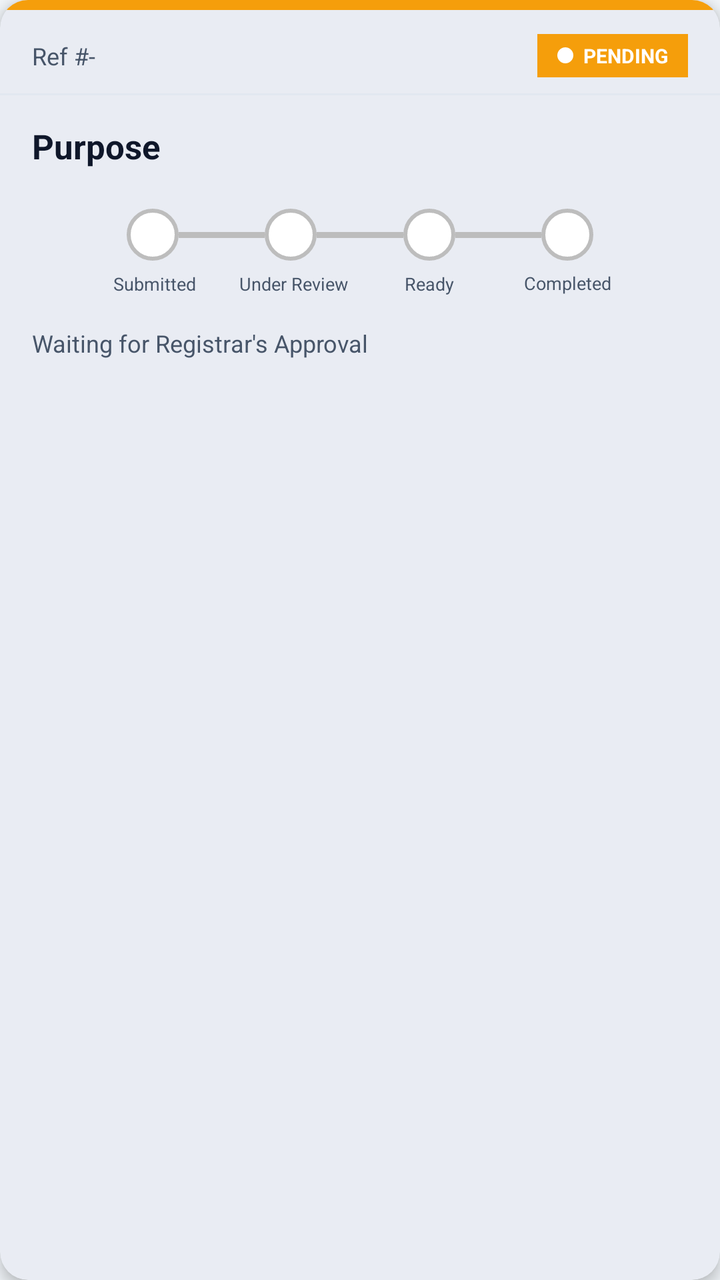
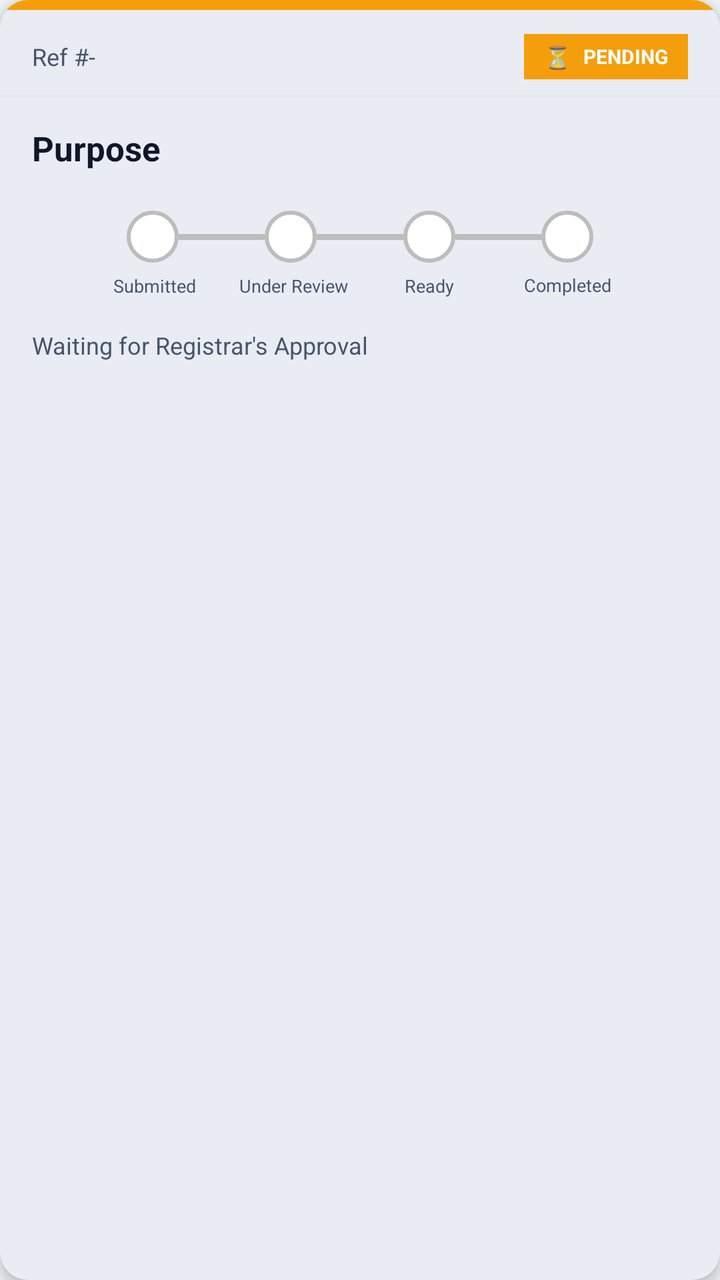

Two renders of the same Android screen: before a commit and after it. Below are the layout's source before the change and the commit's diff.
<!-- AndroidManifest.xml: application theme Theme.RegistrarAppointmentSystem -->
<!-- res/layout/item_appointment_card.xml -->
<?xml version="1.0" encoding="utf-8"?>
<com.google.android.material.card.MaterialCardView
    xmlns:android="http://schemas.android.com/apk/res/android"
    xmlns:app="http://schemas.android.com/apk/res-auto"
    xmlns:tools="http://schemas.android.com/tools"
    android:layout_width="match_parent"
    android:layout_height="wrap_content"
    android:layout_marginBottom="12dp"
    android:layout_marginStart="4dp"
    android:layout_marginEnd="4dp"
    app:cardCornerRadius="14dp"
    app:cardElevation="4dp"
    app:cardBackgroundColor="@color/surface_white"
    app:strokeWidth="0dp">

    <LinearLayout
        android:layout_width="match_parent"
        android:layout_height="wrap_content"
        android:orientation="vertical">

        
        <View
            android:id="@+id/viewStatusStrip"
            android:layout_width="match_parent"
            android:layout_height="5dp"
            android:background="@color/status_pending" />

        
        <LinearLayout
            android:layout_width="match_parent"
            android:layout_height="wrap_content"
            android:orientation="horizontal"
            android:gravity="center_vertical"
            android:paddingStart="16dp"
            android:paddingEnd="16dp"
            android:paddingTop="12dp"
            android:paddingBottom="8dp">

            <TextView
                android:id="@+id/textRefId"
                android:layout_width="0dp"
                android:layout_height="wrap_content"
                android:layout_weight="1"
                android:text="Ref #-"
                android:textColor="@color/text_secondary"
                android:textSize="12sp" />

            
            <LinearLayout
                android:layout_width="wrap_content"
                android:layout_height="wrap_content"
                android:orientation="horizontal"
                android:gravity="center_vertical"
                android:paddingStart="10dp"
                android:paddingEnd="10dp"
                android:paddingTop="4dp"
                android:paddingBottom="4dp"
                android:background="@color/status_pending"
                android:id="@+id/statusBadgeLayout">

                <TextView
                    android:id="@+id/textStatusDot"
                    android:layout_width="8dp"
                    android:layout_height="8dp"
                    android:background="@drawable/step_circle_done"
                    android:backgroundTint="@color/white"
                    android:layout_marginEnd="5dp" />

                <TextView
                    android:id="@+id/textStatus"
                    android:layout_width="wrap_content"
                    android:layout_height="wrap_content"
                    android:text="PENDING"
                    android:textStyle="bold"
                    android:textSize="10sp"
                    android:textColor="@color/white" />

            </LinearLayout>

        </LinearLayout>

        
        <View
            android:layout_width="match_parent"
            android:layout_height="1dp"
            android:background="@color/divider_light" />

        
        <TextView
            android:id="@+id/textPurpose"
            android:layout_width="match_parent"
            android:layout_height="wrap_content"
            android:text="Purpose"
            android:textColor="@color/text_primary"
            android:textSize="17sp"
            android:textStyle="bold"
            android:paddingStart="16dp"
            android:paddingEnd="16dp"
            android:paddingTop="14dp"
            android:paddingBottom="4dp" />

        
        

        

        <androidx.constraintlayout.widget.ConstraintLayout
            android:id="@+id/stepTrackerContainer"
            android:layout_width="match_parent"
            android:layout_height="wrap_content"
            android:paddingStart="20dp"
            android:paddingTop="16dp"
            android:paddingEnd="20dp"
            android:paddingBottom="8dp"
            app:layout_constraintBottom_toTopOf="@+id/stepLabel2"
            app:layout_constraintTop_toTopOf="@+id/stepLabel2">

            
            
            <View
                android:id="@+id/stepLine12"
                android:layout_width="0dp"
                android:layout_height="3dp"
                android:background="#BDBDBD"
                app:layout_constraintBottom_toBottomOf="@id/stepCircle1"
                app:layout_constraintEnd_toStartOf="@id/stepCircle2"
                app:layout_constraintStart_toEndOf="@id/stepCircle1"
                app:layout_constraintTop_toTopOf="@id/stepCircle1" />

            
            <View
                android:id="@+id/stepLine23"
                android:layout_width="0dp"
                android:layout_height="3dp"
                android:background="#BDBDBD"
                app:layout_constraintBottom_toBottomOf="@id/stepCircle2"
                app:layout_constraintEnd_toStartOf="@id/stepCircle3"
                app:layout_constraintStart_toEndOf="@id/stepCircle2"
                app:layout_constraintTop_toTopOf="@id/stepCircle2" />

            
            <View
                android:id="@+id/stepLine34"
                android:layout_width="0dp"
                android:layout_height="3dp"
                android:background="#BDBDBD"
                app:layout_constraintBottom_toBottomOf="@id/stepCircle3"
                app:layout_constraintEnd_toStartOf="@id/stepCircle4"
                app:layout_constraintStart_toEndOf="@id/stepCircle3"
                app:layout_constraintTop_toTopOf="@id/stepCircle3" />

            
            <View
                android:id="@+id/stepCircle1"
                android:layout_width="26dp"
                android:layout_height="26dp"
                android:background="@drawable/step_circle_inactive"
                app:layout_constraintEnd_toStartOf="@id/stepCircle2"
                app:layout_constraintHorizontal_chainStyle="spread"
                app:layout_constraintStart_toStartOf="parent"
                app:layout_constraintTop_toTopOf="parent" />

            
            <View
                android:id="@+id/stepCircle2"
                android:layout_width="26dp"
                android:layout_height="26dp"
                android:background="@drawable/step_circle_inactive"
                app:layout_constraintEnd_toStartOf="@id/stepCircle3"
                app:layout_constraintStart_toEndOf="@id/stepCircle1"
                app:layout_constraintTop_toTopOf="parent" />

            
            <View
                android:id="@+id/stepCircle3"
                android:layout_width="26dp"
                android:layout_height="26dp"
                android:background="@drawable/step_circle_inactive"
                app:layout_constraintEnd_toStartOf="@id/stepCircle4"
                app:layout_constraintStart_toEndOf="@id/stepCircle2"
                app:layout_constraintTop_toTopOf="parent" />

            
            <View
                android:id="@+id/stepCircle4"
                android:layout_width="26dp"
                android:layout_height="26dp"
                android:background="@drawable/step_circle_inactive"
                app:layout_constraintEnd_toEndOf="parent"
                app:layout_constraintStart_toEndOf="@id/stepCircle3"
                app:layout_constraintTop_toTopOf="parent" />

            

            <TextView
                android:id="@+id/stepLabel1"
                android:layout_width="59dp"
                android:layout_height="15dp"
                android:layout_marginTop="4dp"
                android:gravity="center"
                android:text="Submitted"
                android:textColor="@color/text_secondary"
                android:textSize="9sp"
                app:layout_constraintEnd_toEndOf="@id/stepCircle1"
                app:layout_constraintHorizontal_bias="0.461"
                app:layout_constraintStart_toStartOf="@id/stepCircle1"
                app:layout_constraintTop_toBottomOf="@id/stepCircle1" />

            <TextView
                android:id="@+id/stepLabel2"
                android:layout_width="61dp"
                android:layout_height="15dp"
                android:layout_marginTop="4dp"
                android:gravity="center"
                android:text="Under Review"
                android:textColor="@color/text_secondary"
                android:textSize="9sp"
                app:layout_constraintEnd_toEndOf="@id/stepCircle2"
                app:layout_constraintHorizontal_bias="0.462"
                app:layout_constraintStart_toStartOf="@id/stepCircle2"
                app:layout_constraintTop_toBottomOf="@id/stepCircle2" />

            <TextView
                android:id="@+id/stepLabel3"
                android:layout_width="42dp"
                android:layout_height="15dp"
                android:layout_marginTop="4dp"
                android:gravity="center"
                android:text="Ready"
                android:textColor="@color/text_secondary"
                android:textSize="9sp"
                app:layout_constraintEnd_toEndOf="@id/stepCircle3"
                app:layout_constraintStart_toStartOf="@id/stepCircle3"
                app:layout_constraintTop_toBottomOf="@id/stepCircle3" />

            <TextView
                android:id="@+id/stepLabel4"
                android:layout_width="71dp"
                android:layout_height="12dp"
                android:layout_marginTop="5dp"
                android:gravity="center"
                android:text="Completed"
                android:textColor="@color/text_secondary"
                android:textSize="9sp"
                app:layout_constraintBottom_toBottomOf="parent"
                app:layout_constraintEnd_toEndOf="@id/stepCircle4"
                app:layout_constraintStart_toStartOf="@id/stepCircle4"
                app:layout_constraintTop_toBottomOf="@id/stepCircle4"
                app:layout_constraintVertical_bias="0.0" />

        </androidx.constraintlayout.widget.ConstraintLayout>

        <TextView
            android:id="@+id/textNote"
            android:layout_width="match_parent"
            android:layout_height="wrap_content"
            android:text=""
            android:background="@color/accent_gold_light"
            android:textColor="@color/secondary_dark_gold_dark"
            android:textSize="12sp"
            android:padding="10dp"
            android:drawablePadding="6dp"
            android:layout_marginStart="16dp"
            android:layout_marginEnd="16dp"
            android:layout_marginTop="4dp"
            android:visibility="gone" />

        
        <TextView
            android:id="@+id/textDate"
            android:layout_width="match_parent"
            android:layout_height="wrap_content"
            android:text="Waiting for Registrar's Approval"
            android:textColor="@color/text_secondary"
            android:textSize="12sp"
            android:paddingStart="16dp"
            android:paddingEnd="16dp"
            android:paddingTop="6dp"
            android:paddingBottom="12dp" />

        
        <LinearLayout
            android:layout_width="match_parent"
            android:layout_height="wrap_content"
            android:orientation="vertical"
            android:paddingStart="16dp"
            android:paddingEnd="16dp"
            android:paddingBottom="14dp">

            <Button
                android:id="@+id/buttonSelectDate"
                android:layout_width="match_parent"
                android:layout_height="44dp"
                android:text="📅 Select Pickup Date and Time"
                android:textAllCaps="false"
                android:textSize="13sp"
                android:backgroundTint="@color/primary_dark_green"
                android:textColor="@color/white"
                app:cornerRadius="8dp"
                android:visibility="gone"
                android:layout_marginBottom="6dp" />

            <Button
                android:id="@+id/buttonConfirm"
                android:layout_width="match_parent"
                android:layout_height="44dp"
                android:text="Confirm Pickup"
                android:textAllCaps="false"
                android:textSize="13sp"
                android:backgroundTint="@color/primary_dark_green"
                android:textColor="@color/white"
                app:cornerRadius="8dp"
                android:visibility="gone"
                android:layout_marginBottom="6dp" />

            <Button
                android:id="@+id/buttonPrintStub"
                android:layout_width="match_parent"
                android:layout_height="44dp"
                android:text="🖨️ Print Claim Stub"
                android:textAllCaps="false"
                android:textSize="13sp"
                android:backgroundTint="@color/primary_dark_green_dark"
                android:textColor="@color/white"
                app:cornerRadius="8dp"
                android:visibility="gone"
                android:layout_marginBottom="6dp" />

            <Button
                android:id="@+id/buttonCancel"
                android:layout_width="match_parent"
                android:layout_height="44dp"
                android:text="Cancel Request"
                android:textAllCaps="false"
                android:textSize="13sp"
                android:backgroundTint="@color/error_red"
                android:textColor="@color/white"
                app:cornerRadius="8dp"
                android:visibility="gone" />

        </LinearLayout>

    </LinearLayout>

</com.google.android.material.card.MaterialCardView>
<!-- resources referenced by this layout -->
<resources>
  <color name="accent_gold_light">#FEF3C7</color>
  <color name="divider_light">#E2E8F0</color>
  <color name="error_red">#EF4444</color>
  <color name="primary_dark_green">#1E3A8A</color>
  <color name="primary_dark_green_dark">#1E40AF</color>
  <color name="secondary_dark_gold_dark">#D97706</color>
  <color name="status_pending">#F59E0B</color>
  <color name="surface_white">#FFFFFF</color>
  <color name="text_primary">#0F172A</color>
  <color name="text_secondary">#475569</color>
  <color name="white">#FFFFFFFF</color>
  <!-- drawable step_circle_done (drawable) -->
  <?xml version="1.0" encoding="utf-8"?>
  <shape xmlns:android="http://schemas.android.com/apk/res/android"
      android:shape="oval">
      <solid android:color="#2E7D32" />
  </shape>
  <!-- drawable step_circle_inactive (drawable) -->
  <?xml version="1.0" encoding="utf-8"?>
  <shape xmlns:android="http://schemas.android.com/apk/res/android"
      android:shape="oval">
      <solid android:color="@color/white" />
      <stroke
          android:width="2dp"
          android:color="#BDBDBD" />
  </shape>
  <style name="Theme.RegistrarAppointmentSystem" parent="Base.Theme.RegistarAppointmentSystem" />
  <style name="Base.Theme.RegistarAppointmentSystem" parent="Theme.Material3.DayNight.NoActionBar">
          
          <item name="colorPrimary">@color/primary_dark_green</item>
          <item name="colorPrimaryVariant">@color/primary_dark_green_dark</item>
          <item name="colorOnPrimary">@color/white</item>
          
          
          <item name="colorSecondary">@color/secondary_dark_gold</item>
          <item name="colorSecondaryVariant">@color/secondary_dark_gold_dark</item>
          <item name="colorOnSecondary">@color/white</item>
          
          
          <item name="android:colorBackground">@color/background_cream</item>
          <item name="colorSurface">@color/surface_white</item>
          <item name="colorOnSurface">@color/text_primary</item>
          
          
          <item name="android:statusBarColor">@color/primary_dark_green_dark</item>
          <item name="android:windowLightStatusBar">false</item>
          
          
          <item name="android:textColorPrimary">@color/text_primary</item>
          <item name="android:textColorSecondary">@color/text_secondary</item>
          
          
          <item name="materialButtonStyle">@style/Widget.App.Button</item>
      </style>
  <color name="secondary_dark_gold">#F59E0B</color>
  <color name="background_cream">#F1F5F9</color>
  <style name="Widget.App.Button" parent="Widget.Material3.Button">
          <item name="backgroundTint">@color/primary_dark_green</item>
          <item name="android:textColor">@color/white</item>
          <item name="cornerRadius">12dp</item>
          <item name="android:paddingTop">12dp</item>
          <item name="android:paddingBottom">12dp</item>
      </style>
</resources>

<!-- the commit's change to res/layout/item_appointment_card.xml (unified diff, before → after) -->
@@ -59,12 +59,14 @@
                 android:id="@+id/statusBadgeLayout">
 
                 <TextView
-                    android:id="@+id/textStatusDot"
-                    android:layout_width="8dp"
-                    android:layout_height="8dp"
-                    android:background="@drawable/step_circle_done"
-                    android:backgroundTint="@color/white"
-                    android:layout_marginEnd="5dp" />
+                    android:id="@+id/textStatusIcon"
+                    android:layout_width="wrap_content"
+                    android:layout_height="wrap_content"
+                    android:text="⏳"
+                    android:textSize="11sp"
+                    android:textStyle="bold"
+                    android:textColor="@color/white"
+                    android:layout_marginEnd="6dp" />
 
                 <TextView
                     android:id="@+id/textStatus"
@@ -250,6 +252,23 @@
 
         </androidx.constraintlayout.widget.ConstraintLayout>
 
+        
+        <TextView
+            android:id="@+id/textPaymentAmount"
+            android:layout_width="match_parent"
+            android:layout_height="wrap_content"
+            android:text=""
+            android:background="#DBEAFE"
+            android:textColor="#1E3A8A"
+            android:textSize="14sp"
+            android:textStyle="bold"
+            android:gravity="center"
+            android:padding="12dp"
+            android:layout_marginStart="16dp"
+            android:layout_marginEnd="16dp"
+            android:layout_marginTop="6dp"
+            android:visibility="gone" />
+
         <TextView
             android:id="@+id/textNote"
             android:layout_width="match_parent"
@@ -260,6 +279,20 @@
             android:textSize="12sp"
             android:padding="10dp"
             android:drawablePadding="6dp"
+            android:layout_marginStart="16dp"
+            android:layout_marginEnd="16dp"
+            android:layout_marginTop="4dp"
+            android:visibility="gone" />
+
+        <TextView
+            android:id="@+id/textPaymentTimer"
+            android:layout_width="match_parent"
+            android:layout_height="wrap_content"
+            android:text=""
+            android:background="@color/accent_gold_light"
+            android:textColor="@color/secondary_dark_gold_dark"
+            android:textSize="12sp"
+            android:padding="10dp"
             android:layout_marginStart="16dp"
             android:layout_marginEnd="16dp"
             android:layout_marginTop="4dp"
<!-- resource entries referenced after the edit -->
@@ -1,22 +1,16 @@
 <!-- resources referenced by this layout -->
 <resources>
-  <color name="accent_gold_light">#FEF3C7</color>
+  <color name="accent_gold_light">#FFFFFF</color>
   <color name="divider_light">#E2E8F0</color>
   <color name="error_red">#EF4444</color>
   <color name="primary_dark_green">#1E3A8A</color>
   <color name="primary_dark_green_dark">#1E40AF</color>
-  <color name="secondary_dark_gold_dark">#D97706</color>
+  <color name="secondary_dark_gold_dark">#FFFFFF</color>
   <color name="status_pending">#F59E0B</color>
   <color name="surface_white">#FFFFFF</color>
   <color name="text_primary">#0F172A</color>
   <color name="text_secondary">#475569</color>
   <color name="white">#FFFFFFFF</color>
-  <!-- drawable step_circle_done (drawable) -->
-  <?xml version="1.0" encoding="utf-8"?>
-  <shape xmlns:android="http://schemas.android.com/apk/res/android"
-      android:shape="oval">
-      <solid android:color="#2E7D32" />
-  </shape>
   <!-- drawable step_circle_inactive (drawable) -->
   <?xml version="1.0" encoding="utf-8"?>
   <shape xmlns:android="http://schemas.android.com/apk/res/android"
@@ -50,12 +44,17 @@
           
           <item name="android:textColorPrimary">@color/text_primary</item>
           <item name="android:textColorSecondary">@color/text_secondary</item>
+  
+          
+          <item name="colorControlActivated">@color/status_ready</item>
+          <item name="android:colorControlActivated">@color/status_ready</item>
           
           
           <item name="materialButtonStyle">@style/Widget.App.Button</item>
       </style>
-  <color name="secondary_dark_gold">#F59E0B</color>
+  <color name="secondary_dark_gold">#FFFFFF</color>
   <color name="background_cream">#F1F5F9</color>
+  <color name="status_ready">#10B981</color>
   <style name="Widget.App.Button" parent="Widget.Material3.Button">
           <item name="backgroundTint">@color/primary_dark_green</item>
           <item name="android:textColor">@color/white</item>
